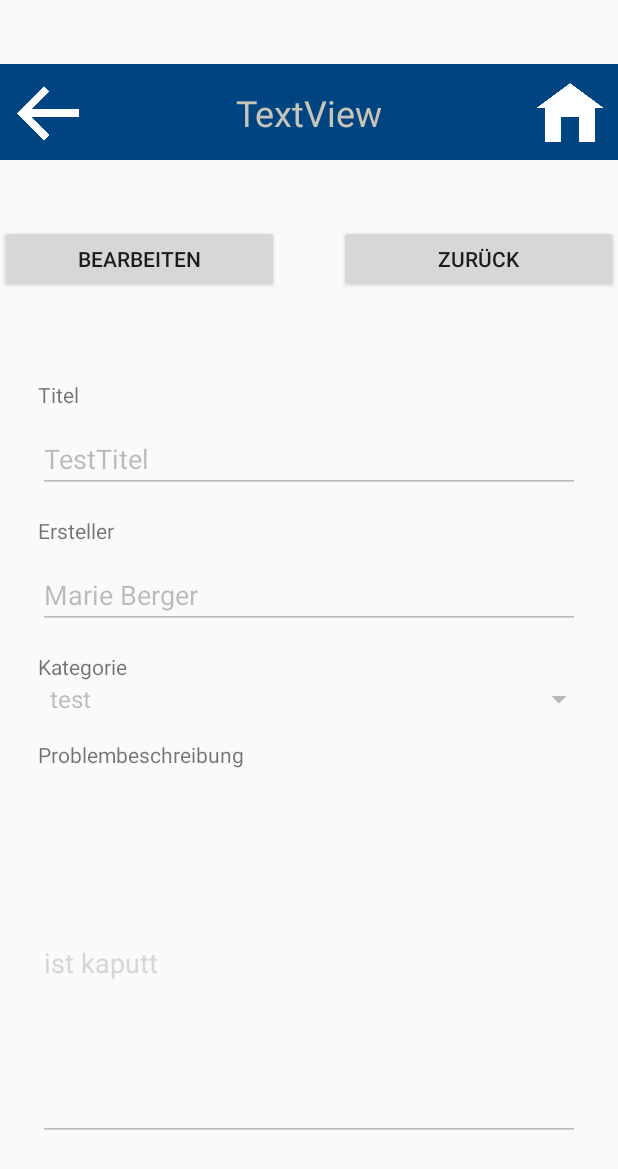
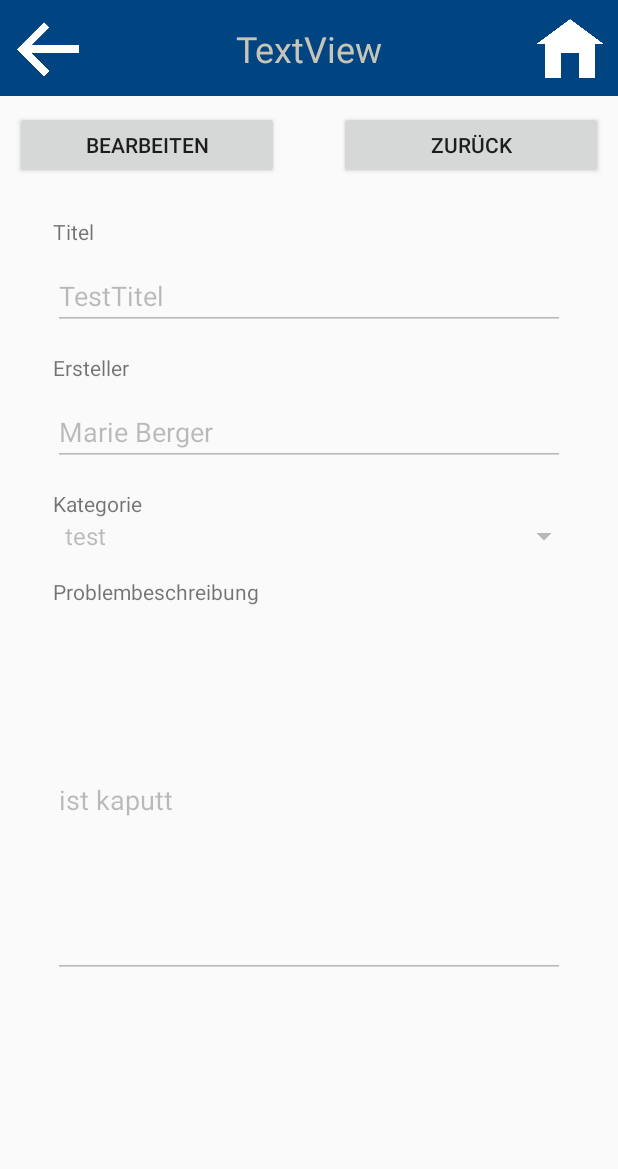
Before and after one commit to rurfy/EMI, an Android app: the ShowTicket screen opened directly, with no data from a screen before it, on a phone screen of 412 x 824 dp. Shown: the top 1169 px of the screen. Run offline under Robolectric (Android 15) with nearby library versions, the light colour scheme and no system bars.

Commit message:
TWEAK Constraints angepasst

```diff
--- a/app/src/main/res/layout/show_ticket.xml
+++ b/app/src/main/res/layout/show_ticket.xml
@@ -11,7 +11,6 @@
         layout="@layout/rahmen"
         android:layout_width="0dp"
         android:layout_height="wrap_content"
-        app:layout_constraintBottom_toTopOf="@id/linearLayoutButtons"
         app:layout_constraintEnd_toEndOf="parent"
         app:layout_constraintStart_toStartOf="parent"
         app:layout_constraintTop_toTopOf="parent" />
@@ -20,8 +19,8 @@
         android:id="@+id/linearLayoutButtons"
         android:layout_width="0dp"
         android:layout_height="wrap_content"
+        android:layout_margin="10dp"
         android:orientation="horizontal"
-        app:layout_constraintBottom_toTopOf="@+id/scrollView"
         app:layout_constraintEnd_toEndOf="parent"
         app:layout_constraintStart_toStartOf="parent"
         app:layout_constraintTop_toBottomOf="@+id/rahmen">
@@ -52,10 +51,10 @@
         android:id="@+id/scrollView"
         android:layout_width="0dp"
         android:layout_height="wrap_content"
-        android:layout_margin="10dp"
+        android:layout_margin="20dp"
+        android:minHeight="550dp"
         android:padding="5dp"
         android:visibility="visible"
-        app:layout_constraintBottom_toBottomOf="parent"
         app:layout_constraintEnd_toEndOf="parent"
         app:layout_constraintStart_toStartOf="parent"
         app:layout_constraintTop_toBottomOf="@id/linearLayoutButtons">
@@ -160,8 +159,7 @@
                     android:id="@+id/textInputEditTextProblem"
                     android:layout_width="match_parent"
                     android:layout_height="wrap_content"
-                    android:lines="10"
-                    android:textColor="@color/colorPrimaryDark" />
+                    android:lines="10" />
             </android.support.design.widget.TextInputLayout>
 
         </LinearLayout>
```
